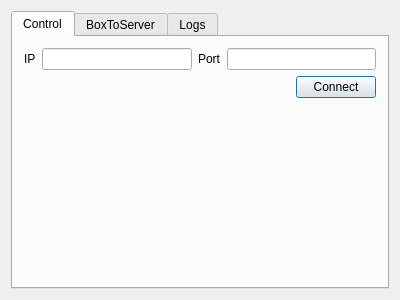
This is FunctionalClientTest/maindialog.ui in ChowZenki/zpserver as Qt 5 draws it before an edit. The edited form follows.
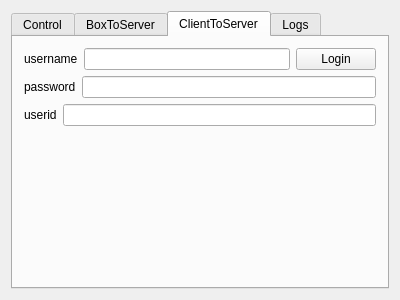
This is the edited form. The open tabs and pages were chosen to show the change.

Commit message: Add client login messages.

What changed in the file:
```diff
--- a/FunctionalClientTest/maindialog.ui
+++ b/FunctionalClientTest/maindialog.ui
@@ -162,6 +162,83 @@
        </item>
       </layout>
      </widget>
+     <widget class="QWidget" name="tab_client2Svr">
+      <attribute name="title">
+       <string>ClientToServer</string>
+      </attribute>
+      <layout class="QVBoxLayout" name="verticalLayout_5">
+       <item>
+        <layout class="QHBoxLayout" name="horizontalLayout_4">
+         <item>
+          <widget class="QLabel" name="label_5">
+           <property name="text">
+            <string>username</string>
+           </property>
+          </widget>
+         </item>
+         <item>
+          <widget class="QLineEdit" name="lineEdit_username"/>
+         </item>
+         <item>
+          <widget class="QPushButton" name="pushButton_clientLogin">
+           <property name="text">
+            <string>Login</string>
+           </property>
+          </widget>
+         </item>
+        </layout>
+       </item>
+       <item>
+        <layout class="QHBoxLayout" name="horizontalLayout_5">
+         <item>
+          <widget class="QLabel" name="label_6">
+           <property name="text">
+            <string>password</string>
+           </property>
+          </widget>
+         </item>
+         <item>
+          <widget class="QLineEdit" name="lineEdit_password">
+           <property name="echoMode">
+            <enum>QLineEdit::PasswordEchoOnEdit</enum>
+           </property>
+          </widget>
+         </item>
+        </layout>
+       </item>
+       <item>
+        <layout class="QHBoxLayout" name="horizontalLayout_6">
+         <item>
+          <widget class="QLabel" name="label_7">
+           <property name="text">
+            <string>userid</string>
+           </property>
+          </widget>
+         </item>
+         <item>
+          <widget class="QLineEdit" name="lineEdit_userid">
+           <property name="readOnly">
+            <bool>true</bool>
+           </property>
+          </widget>
+         </item>
+        </layout>
+       </item>
+       <item>
+        <spacer name="verticalSpacer_3">
+         <property name="orientation">
+          <enum>Qt::Vertical</enum>
+         </property>
+         <property name="sizeHint" stdset="0">
+          <size>
+           <width>20</width>
+           <height>149</height>
+          </size>
+         </property>
+        </spacer>
+       </item>
+      </layout>
+     </widget>
      <widget class="QWidget" name="tab_Message">
       <attribute name="title">
        <string>Logs</string>
```
The commit also changes 7 other files.
